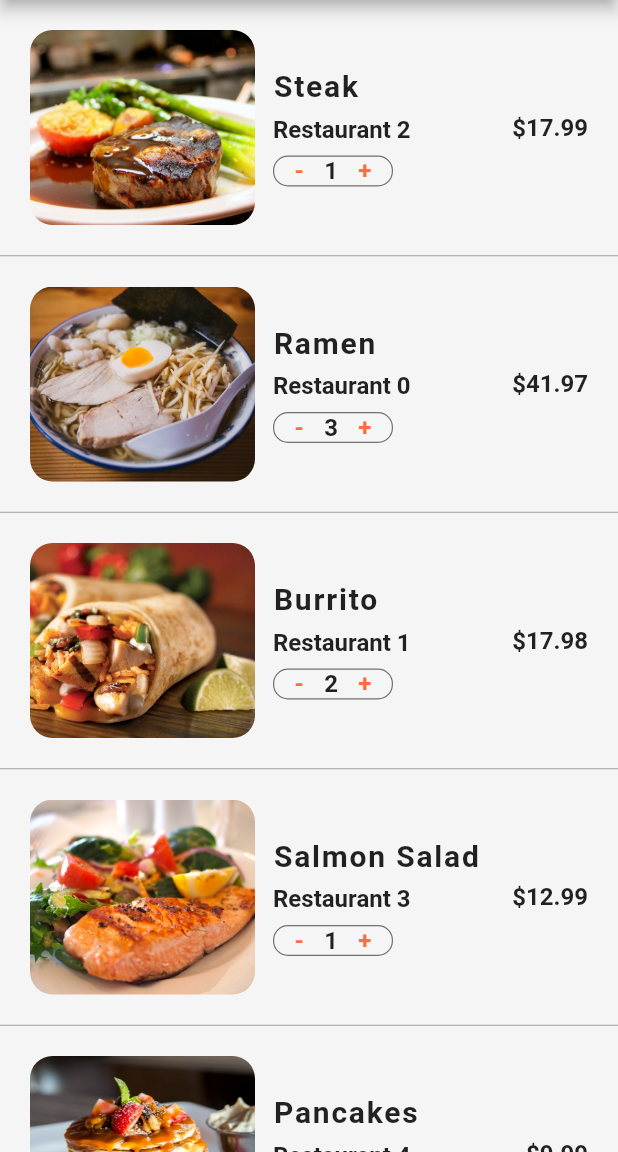
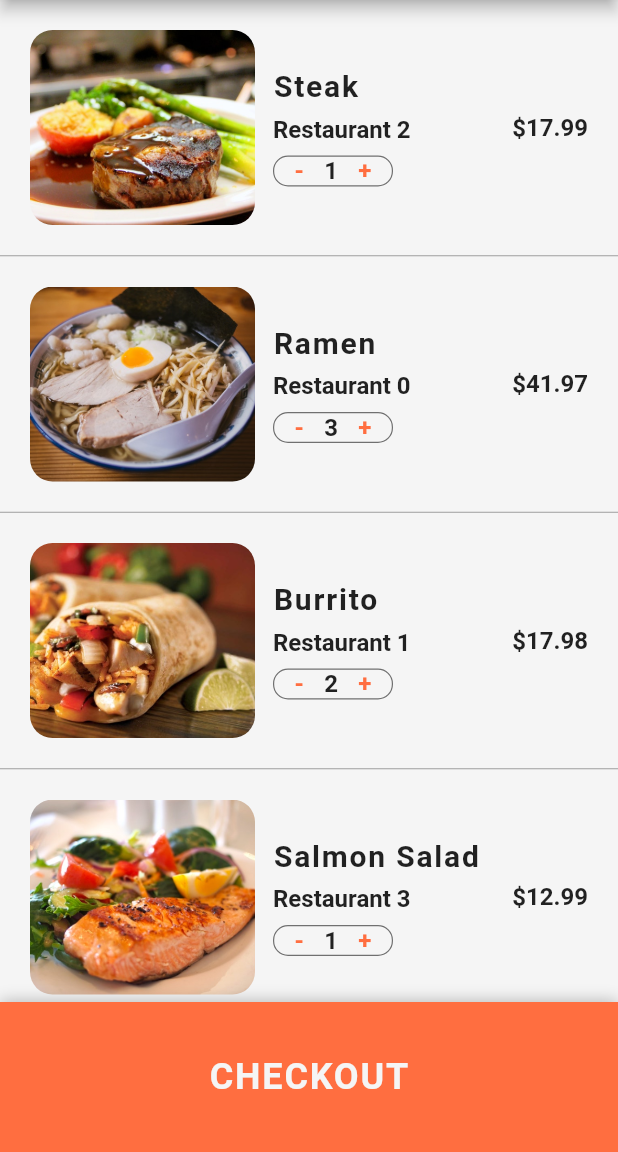
Before and after one commit to P-Jag/FoodDeliveryAppUI, a Flutter app: the CartScreen screen opened directly, on a phone screen of 412 x 824 dp, the part 84-1236 px from its top. Run offline on Flutter 3.47's test engine with Material 2 defaults, Android fonts, the phone set to English and light mode, and no system bars.

Commit message:
complete UI

```diff
--- a/lib/screens/cart_screen.dart
+++ b/lib/screens/cart_screen.dart
@@ -2,6 +2,10 @@ import 'package:flutter/material.dart';
 import 'package:food_delivery_app/data/constants.dart';
 import 'package:food_delivery_app/data/data.dart';
 import 'package:food_delivery_app/models/order.dart';
+
+import '../data/constants.dart';
+import '../data/constants.dart';
+import '../data/constants.dart';
 
 class CartScreen extends StatefulWidget {
   @override
@@ -103,6 +107,10 @@ class _CartScreenState extends State<CartScreen> {
 
   @override
   Widget build(BuildContext context) {
+    double totalPrice = 0;
+    currentUser.cart.forEach(
+        (Order order) => totalPrice += order.quantity * order.food.price);
+
     return Scaffold(
       appBar: AppBar(
         title: Text(
@@ -111,8 +119,58 @@ class _CartScreenState extends State<CartScreen> {
       ),
       body: ListView.separated(
         itemBuilder: (BuildContext context, int index) {
+          if (index < currentUser.cart.length) {
             Order order = currentUser.orders[index];
             return _buildCartItem(order);
+          }
+          return Padding(
+            padding: EdgeInsets.all(20.0),
+            child: Column(
+              children: <Widget>[
+                Row(
+                  mainAxisAlignment: MainAxisAlignment.spaceBetween,
+                  children: <Widget>[
+                    Text(
+                      'Estimated Delivery Time:',
+                      style: TextStyle(
+                        fontSize: 18.0,
+                        fontWeight: FontWeight.w600,
+                      ),
+                    ),
+                    Text(
+                      '25 minutes',
+                      style: TextStyle(
+                        fontSize: 18.0,
+                        fontWeight: FontWeight.w600,
+                      ),
+                    ),
+                  ],
+                ),
+                SizedBox(height: 8.0),
+                Row(
+                  mainAxisAlignment: MainAxisAlignment.spaceBetween,
+                  children: <Widget>[
+                    Text(
+                      'Final cost of your meal:',
+                      style: TextStyle(
+                        fontSize: 18.0,
+                        fontWeight: FontWeight.w600,
+                      ),
+                    ),
+                    Text(
+                      '\$${totalPrice.toStringAsFixed(2)}',
+                      style: TextStyle(
+                        color: Colors.green,
+                        fontSize: 18.0,
+                        fontWeight: FontWeight.w600,
+                      ),
+                    ),
+                  ],
+                ),
+                SizedBox(height: 65.0),
+              ],
+            ),
+          );
         },
         separatorBuilder: (BuildContext context, int index) {
           return Divider(
@@ -120,7 +178,37 @@ class _CartScreenState extends State<CartScreen> {
             color: Colors.grey,
           );
         },
-          itemCount: currentUser.cart.length),
+        itemCount: currentUser.cart.length + 1,
+      ),
+      bottomSheet: Container(
+        alignment: Alignment.center,
+        width: MediaQuery.of(context).size.width,
+        height: 100.0,
+        decoration: BoxDecoration(
+          color: Theme.of(context).primaryColor,
+          boxShadow: [
+            BoxShadow(
+              color: Colors.black26,
+              offset: Offset(0, -1),
+              blurRadius: 8.0,
+            ),
+          ],
+        ),
+        child: Center(
+          child: FlatButton(
+            child: Text(
+              'CHECKOUT',
+              style: TextStyle(
+                color: Colors.grey[100],
+                fontSize: 24.0,
+                fontWeight: FontWeight.bold,
+                letterSpacing: 1.2,
+              ),
+            ),
+            onPressed: () {},
+          ),
+        ),
+      ),
     );
   }
 }
```
Lines whose indentation alone changed are shown as unchanged.
